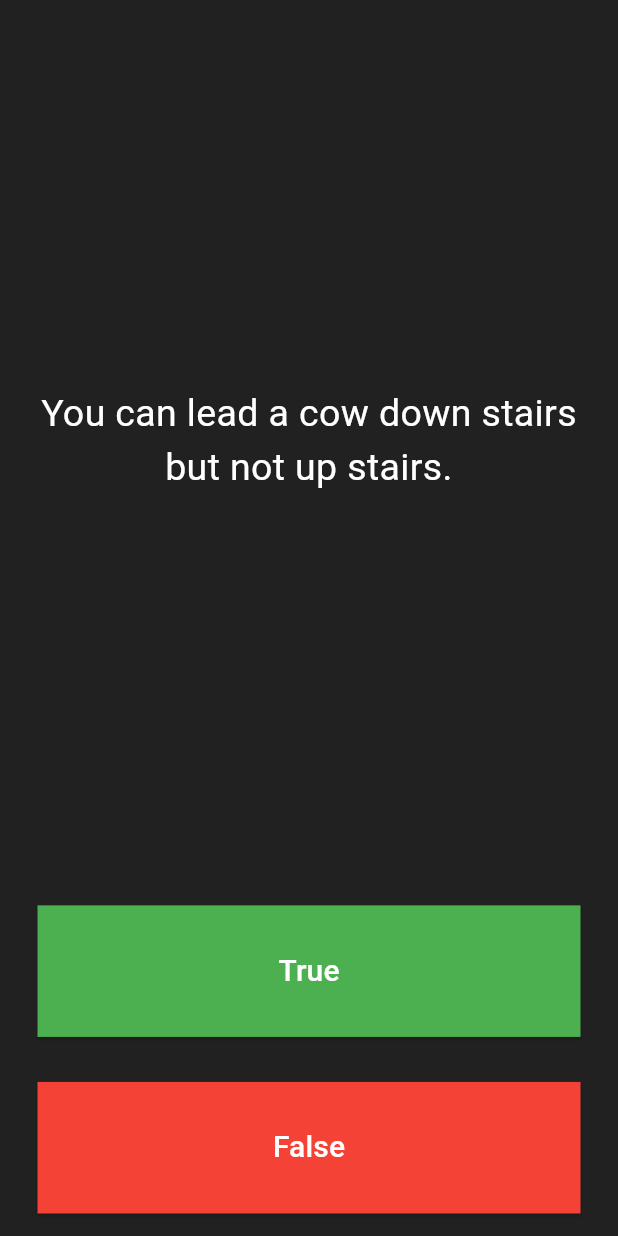
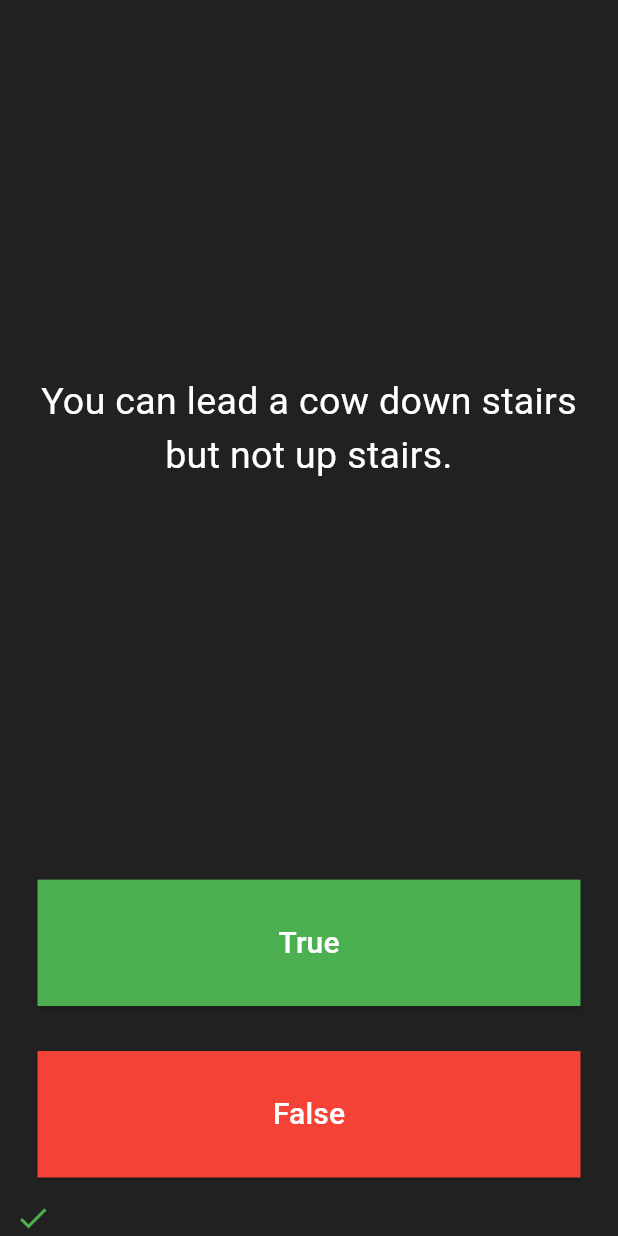
Before and after one commit to adamalcantara/quizzler, a Flutter app: the screen it shows after launch, after a tap on "True", on a phone screen of 412 x 824 dp. Run offline on Flutter 3.47's test engine with Material 3 defaults, Android fonts, the phone set to English and light mode, and no system bars.

Commit message:
Working on adding the icons to the scoreKeeper

```diff
--- a/lib/main.dart
+++ b/lib/main.dart
@@ -29,7 +29,6 @@ class QuizPage extends StatefulWidget {
 }
 
 class _QuizPageState extends State<QuizPage> {
-
   // Creating a list (array) for keeping the score of the quiz
   List<Icon> scoreKeeper = [];
 
@@ -39,9 +38,15 @@ class _QuizPageState extends State<QuizPage> {
 
     // Check if user choice is the same as the answer
     if (userPickedAnswer == correctAnswer) {
-      print('user got question right');
+      scoreKeeper.add(Icon(
+        Icons.check,
+        color: Colors.green,
+      ));
     } else {
-      print('user got the question wrong');
+      scoreKeeper.add(Icon(
+        Icons.close,
+        color: Colors.red,
+      ));
     }
 
     setState(() {
@@ -49,7 +54,6 @@ class _QuizPageState extends State<QuizPage> {
       quizBrain.nextQuestion();
     });
   }
-
 
   @override
   Widget build(BuildContext context) {
@@ -81,12 +85,11 @@ class _QuizPageState extends State<QuizPage> {
             padding: EdgeInsets.all(15.0),
             child: ElevatedButton(
               style: ElevatedButton.styleFrom(
-                foregroundColor: Colors.white,
-                backgroundColor: Colors.green,
-                shape: RoundedRectangleBorder(
-                  borderRadius: BorderRadius.circular(0.0),
-                )
-              ),
+                  foregroundColor: Colors.white,
+                  backgroundColor: Colors.green,
+                  shape: RoundedRectangleBorder(
+                    borderRadius: BorderRadius.circular(0.0),
+                  )),
               child: Text(
                 'True',
                 style: TextStyle(
@@ -97,7 +100,6 @@ class _QuizPageState extends State<QuizPage> {
               onPressed: () {
                 //The user picked true
                 checkAnswer(true);
-
               },
             ),
           ),
@@ -112,8 +114,7 @@ class _QuizPageState extends State<QuizPage> {
                   backgroundColor: Colors.red,
                   shape: RoundedRectangleBorder(
                     borderRadius: BorderRadius.circular(0.0),
-                  )
-              ),
+                  )),
               child: Text(
                 'False',
                 style: TextStyle(
```
